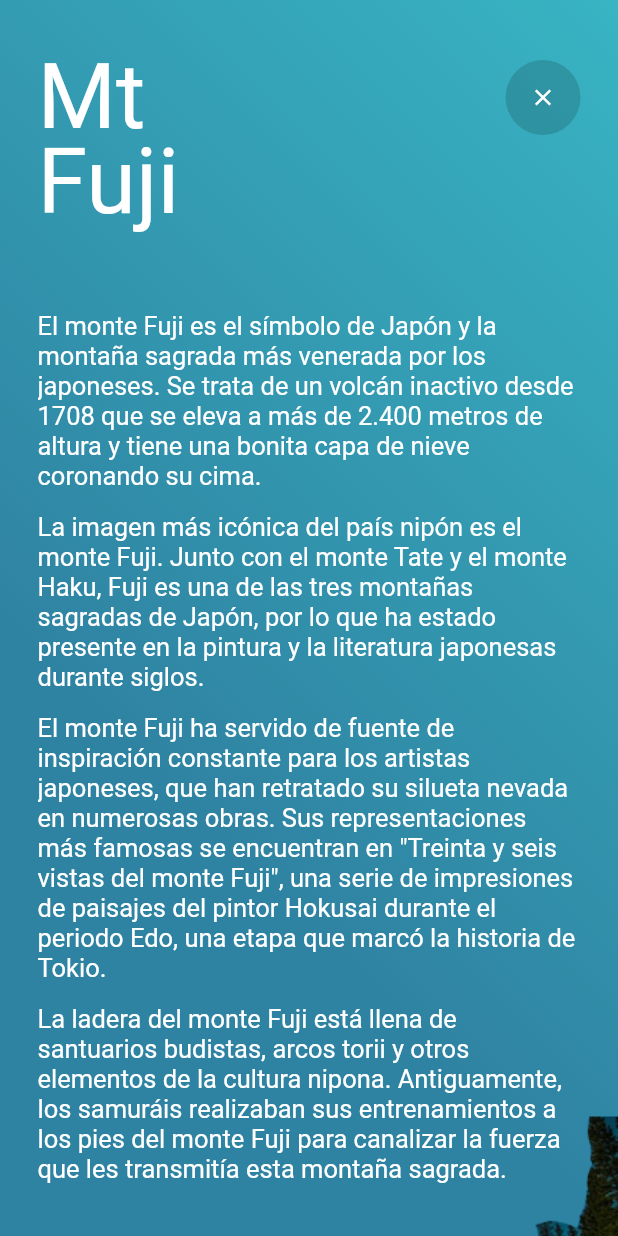
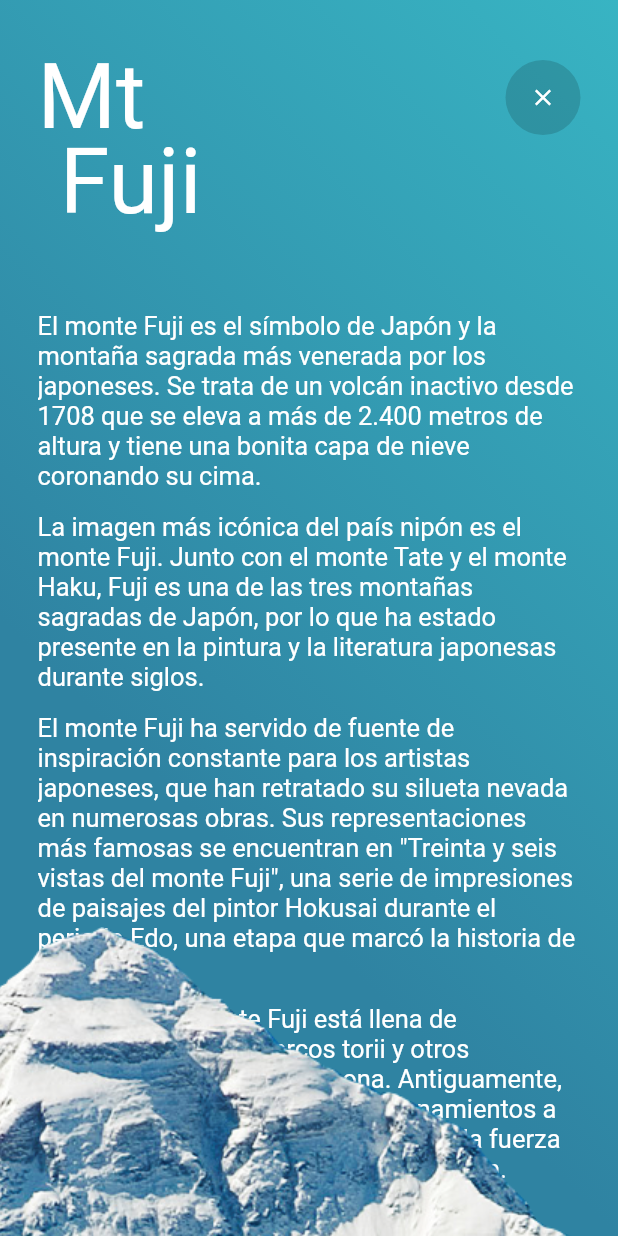
Before and after one commit to Anullos/PortafolioFlutter, a Flutter app: the MountainScreen screen opened directly, after a tap on "INFORMATION", on a phone screen of 412 x 824 dp. Run offline on Flutter 3.47's test engine with Material 2 defaults, Android fonts, the phone set to English and light mode, and no system bars.

Commit message:
update Mountain

```diff
--- a/lib/src/presentation/proyects/mountain/mountain_details.dart
+++ b/lib/src/presentation/proyects/mountain/mountain_details.dart
@@ -3,12 +3,13 @@ import 'package:portafolio_flutter/src/presentation/proyects/mountain/mountain_m
 
 class MountainDetails extends StatelessWidget {
   final Mountain mountain;
-  const MountainDetails({Key key, this.mountain}) : super(key: key);
+  final dynamic props;
+  const MountainDetails({Key key, this.mountain, this.props}) : super(key: key);
 
   @override
   Widget build(BuildContext context) {
-    String texto = mountain.name.substring(0, 3);
-    String texto2 = mountain.name.substring(3, mountain.name.length);
+    String texto = mountain.name.substring(0, 2);
+    String texto2 = mountain.name.substring(2, mountain.name.length);
     String texto3 = texto + '\n' + texto2;
     return Scaffold(
       body: Container(
@@ -24,14 +25,13 @@ class MountainDetails extends StatelessWidget {
                 top: 40 + MediaQuery.of(context).padding.top,
                 left: 25,
                 right: 1 * 0.5 + 20,
-                child:
-                    //      Text(mountain.name.toUpperCase().split(' ').join('\n'),
-                    Text(texto3,
-                        style: TextStyle(
-                          color: Colors.white,
-                          fontSize: 60,
-                          height: 0.95,
-                        )))
+                // Text(mountain.name.toUpperCase().split(' ').join('\n'),
+                child: Text(texto3,
+                    style: TextStyle(
+                      color: Colors.white,
+                      fontSize: 60,
+                      height: 0.95,
+                    )))
           ]),
           // descripcion
           Positioned(
@@ -107,9 +107,8 @@ class MountainDetails extends StatelessWidget {
           ),
           // imagen
           Positioned(
-            top: 1 * MediaQuery.of(context).size.height * 0.5,
-            right: 0,
-            left: 0,
+            top: MediaQuery.of(context).size.height * 0.75,
+            left: props['left'],
             child: Hero(
               tag: 'hero_${mountain.name}',
               child: Image.asset(mountain.images[0]),
--- a/lib/src/presentation/proyects/mountain/mountain_foto.dart
+++ b/lib/src/presentation/proyects/mountain/mountain_foto.dart
@@ -15,7 +15,7 @@ class MountainFoto extends StatelessWidget {
               constrained: false,
               child: Image.asset(
                 mountain.images[0],
-                scale: 0.85,
+                scale: 1.0,
                 //fit: BoxFit.contain,
               ),
             ),
@@ -23,6 +23,10 @@ class MountainFoto extends StatelessWidget {
           Positioned(
             top: 80,
             right: 30,
+            child: InkWell(
+              onTap: () {
+                Navigator.of(context).pop();
+              },
               child: Container(
                 height: 40,
                 width: 40,
@@ -40,6 +44,7 @@ class MountainFoto extends StatelessWidget {
                 ),
               ),
             ),
+          ),
         ],
       ),
     );
--- a/lib/src/presentation/proyects/mountain/mountain_screen.dart
+++ b/lib/src/presentation/proyects/mountain/mountain_screen.dart
@@ -12,27 +12,90 @@ class MountainScreen extends StatefulWidget {
 
 class _MountainScreenState extends State<MountainScreen> {
   int currentIndex = 0;
-  int index1 = 0;
   bool adelante = false;
   bool atras = false;
+  List<dynamic> cardProps = [];
 
   void changeMountain(DragUpdateDetails details) {
     if (details.primaryDelta < 0 && currentIndex < 2) {
-      // setState(() {
-      //   currentIndex++;
-      // });
       adelante = true;
     } else if (details.primaryDelta > 0 && currentIndex > 0) {
-      // setState(() {
-      //   currentIndex--;
-      // });
       atras = true;
     }
-    print(details.primaryDelta);
+  }
+
+  void setCardProps() {
+    Size screenSize = MediaQuery.of(context).size;
+
+    if (currentIndex == 0) {
+      cardProps = [
+        {
+          'top': screenSize.height * 0.35,
+          'left': -(screenSize.width * 0.65),
+          'leftDot': screenSize.width * 0.15,
+          'opacity': 1.0,
+        },
+        {
+          'top': screenSize.height * 0.38,
+          'left': screenSize.width * 0,
+          'leftDot': screenSize.width * 0.40,
+          'opacity': 0.4,
+        },
+        {
+          'top': screenSize.height * 0.41,
+          'left': screenSize.width * 0.25,
+          'leftDot': screenSize.width * 0.4,
+          'opacity': 0.1,
+        }
+      ];
+    } else if (currentIndex == 1) {
+      cardProps = [
+        {
+          'top': screenSize.height * 0.35,
+          'left': -(screenSize.width * 0.69),
+          'leftDot': (screenSize.width * 0.25),
+          'opacity': 0.0,
+        },
+        {
+          'top': screenSize.height * 0.38,
+          'left': -screenSize.width * 0.42,
+          'leftDot': screenSize.width * 0.20,
+          'opacity': 1.0,
+        },
+        {
+          'top': screenSize.height * 0.41,
+          'left': screenSize.width * 0.07,
+          'leftDot': screenSize.width * 0.4,
+          'opacity': 0.4,
+        }
+      ];
+    } else {
+      cardProps = [
+        {
+          'top': screenSize.height * 0.35,
+          'left': -(screenSize.width * 0.69),
+          'leftDot': -(screenSize.width * 0),
+          'opacity': 0.0,
+        },
+        {
+          'top': screenSize.height * 0.38,
+          'left': -screenSize.width * 0.45,
+          'leftDot': -(screenSize.width * 0.1),
+          'opacity': 0.0,
+        },
+        {
+          'top': screenSize.height * 0.41,
+          'left': -(screenSize.width * 0.25),
+          'leftDot': screenSize.width * 0.30,
+          'opacity': 1.0,
+        }
+      ];
+    }
   }
 
   @override
   Widget build(BuildContext context) {
+    setCardProps();
     return Scaffold(
       body: GestureDetector(
         onHorizontalDragStart: (_) {
@@ -69,13 +132,13 @@ class _MountainScreenState extends State<MountainScreen> {
             children: List<Widget>.generate(Mountain.defaultList().length,
                 (int index) {
               final mountain = Mountain.defaultList()[index];
-              index1 = index;
               return MountainCard(
                 mountain: mountain,
                 index: index,
                 buttonTag: 'boton_${mountain.name}',
                 heroTag: 'hero_${mountain.name}',
                 currentIndex: currentIndex,
+                props: cardProps[index],
               );
             }).reversed.toList(),
           ),
@@ -91,6 +154,7 @@ class MountainCard extends StatelessWidget {
   final String heroTag;
   final String buttonTag;
   final int currentIndex;
+  final dynamic props;
 
   const MountainCard(
       {Key key,
@@ -98,7 +162,8 @@ class MountainCard extends StatelessWidget {
       this.index,
       this.heroTag,
       this.buttonTag,
-      this.currentIndex})
+      this.currentIndex,
+      this.props})
       : super(key: key);
 
   double opacidad() {
@@ -106,6 +171,19 @@ class MountainCard extends StatelessWidget {
       return 1;
     } else if (currentIndex <= index) {
       return 0.5;
+    } else {
+      return 0;
+    }
+  }
+
+  double imagenLeft(BuildContext context) {
+    Size screenSize = MediaQuery.of(context).size;
+    if (index == 0 && currentIndex != index) {
+      return -(screenSize.width * 0.27);
+    } else if (index == 1 && currentIndex != index) {
+      return screenSize.width * 0.14;
+    } else if (index == 2 && currentIndex != index) {
+      return 200;
     } else {
       return 0;
     }
@@ -166,16 +244,17 @@ class MountainCard extends StatelessWidget {
         children: [
           // imagen principal
           AnimatedPositioned(
-            bottom: 0,
-            //left: currentIndex <= index ? 0 : -100,
-            duration: const Duration(milliseconds: 500),
+            top: props['top'],
+            //left: currentIndex <= index ? 0 : 100,
+            left: props['left'],
+            duration: const Duration(milliseconds: 200),
             child: IgnorePointer(
               child: AnimatedOpacity(
                 //currentIndex <= index ? 1 : 0,
-                opacity: opacidad(),
-                duration: const Duration(milliseconds: 500),
+                opacity: props['opacity'],
+                duration: const Duration(milliseconds: 200),
                 child: TweenAnimationBuilder(
-                  duration: const Duration(milliseconds: 300),
+                  duration: const Duration(milliseconds: 200),
                   tween: escalaName(),
                   curve: Curves.easeInOut,
                   builder: (context, value, child) {
@@ -184,7 +263,10 @@ class MountainCard extends StatelessWidget {
                       alignment: Alignment.bottomRight,
                       child: Hero(
                         tag: heroTag,
-                        child: Image.asset(mountain.images[0]),
+                        child: Image.asset(
+                          mountain.images[0],
+                          //fit: BoxFit.contain,
+                        ),
                       ),
                     );
                   },
@@ -193,13 +275,16 @@ class MountainCard extends StatelessWidget {
             ),
           ),
           AnimatedPositioned(
-            top: posDotTop(),
-            left: posDotLeft(),
-            duration: const Duration(milliseconds: 600),
+            top: props['top'] - 15,
+            left: props['leftDot'],
+            duration: const Duration(milliseconds: 450),
             child: AnimatedOpacity(
-              duration: const Duration(milliseconds: 400),
+              duration: const Duration(milliseconds: 100),
               opacity: currentIndex == index ? 1 : 0,
-              child: SummitDot(mountain: mountain),
+              child: SummitDot(
+                mountain: mountain,
+                index: index,
+              ),
             ),
           ),
           // texto
@@ -281,6 +366,7 @@ class MountainCard extends StatelessWidget {
               child: BotonMonte(
                 tagboton: buttonTag,
                 mountain: mountain,
+                props: props,
               ),
             ),
           ),
@@ -326,15 +412,17 @@ class DetallesMonte extends StatelessWidget {
 class BotonMonte extends StatelessWidget {
   final String tagboton;
   final Mountain mountain;
-  const BotonMonte({Key key, this.tagboton, this.mountain}) : super(key: key);
+  final dynamic props;
+  const BotonMonte({Key key, this.tagboton, this.mountain, this.props})
+      : super(key: key);
 
-  void nextPage2(BuildContext context, Mountain mountain) {
+  void nextPage2(BuildContext context, Mountain mountain, dynamic props) {
     Navigator.of(context).push(PageRouteBuilder(
         transitionDuration: const Duration(milliseconds: 600),
         pageBuilder: (context, animation, _) {
           return FadeTransition(
             opacity: animation,
-            child: MountainDetails(mountain: mountain),
+            child: MountainDetails(mountain: mountain, props: props),
           );
         }));
   }
@@ -345,7 +433,7 @@ class BotonMonte extends StatelessWidget {
       child: Container(
         height: 30,
         child: TextButton(
-          onPressed: () => nextPage2(context, mountain),
+          onPressed: () => nextPage2(context, mountain, props),
           style: ButtonStyle(
               overlayColor: MaterialStateColor.resolveWith(
                   (states) => Colors.transparent),
@@ -381,8 +469,9 @@ class BotonMonte extends StatelessWidget {
 }
 
 class SummitDot extends StatelessWidget {
+  final int index;
   final Mountain mountain;
-  const SummitDot({Key key, this.mountain}) : super(key: key);
+  const SummitDot({Key key, this.mountain, this.index}) : super(key: key);
 
   void nextPage1(BuildContext context) {
     Navigator.of(context).push(PageRouteBuilder(
@@ -399,16 +488,45 @@ class SummitDot extends StatelessWidget {
     Navigator.of(context).push(PageRouteBuilder(
         transitionDuration: const Duration(milliseconds: 500),
         pageBuilder: (context, animation, _) {
-          return FadeTransition(
+          return ScaleTransition(
+            scale: animation,
+            child: FadeTransition(
               opacity: animation,
               child: MountainFoto(mountain: mountain),
+            ),
           );
         }));
   }
 
   @override
   Widget build(BuildContext context) {
-    return Row(
+    return (index == 2)
+        ? Row(
+            children: [
+              InkWell(
+                onTap: () => nextPage2(context, mountain),
+                child: Icon(
+                  Icons.arrow_circle_down_sharp,
+                  color: Colors.white30,
+                  size: 35,
+                ),
+              ),
+              Container(
+                height: 1,
+                width: 60,
+                color: Colors.white,
+              ),
+              Container(
+                height: 17,
+                width: 17,
+                decoration: BoxDecoration(
+                  color: Colors.white,
+                  borderRadius: BorderRadius.circular(10),
+                ),
+              ),
+            ],
+          )
+        : Row(
             children: [
               Container(
                 height: 17,
```
Also changed, not shown: assets/mountain/cesped.png, assets/mountain/everes.png, assets/mountain/k2.png. Lines whose indentation alone changed are shown as unchanged.
